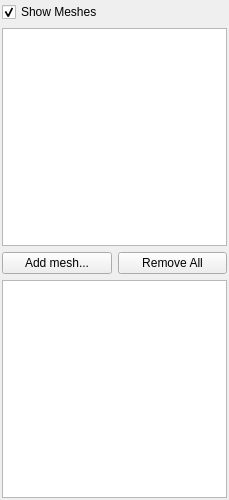
The window that DataView/MshTabWidgetBase.ui (ufz/ogs) describes before a commit, drawn with Qt 5.
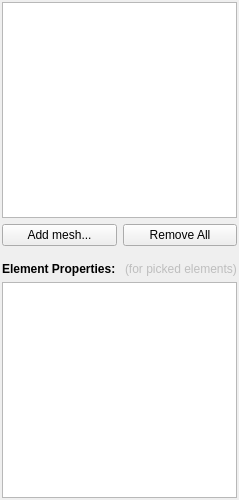
The same window after the commit. Custom widgets are drawn as their Qt base class.

Commit message: fixed a few bugs (element model, global super elevation, grid construction on vtkmesh conversion, etc.)

Patch:
```diff
--- a/DataView/MshTabWidgetBase.ui
+++ b/DataView/MshTabWidgetBase.ui
@@ -6,7 +6,7 @@
    <rect>
     <x>0</x>
     <y>0</y>
-    <width>229</width>
+    <width>227</width>
     <height>500</height>
    </rect>
   </property>
@@ -17,19 +17,6 @@
    <property name="margin">
     <number>2</number>
    </property>
-   <item>
-    <widget class="QCheckBox" name="showMeshesCheckBox">
-     <property name="toolTip">
-      <string>Shows / hides mesh objects in the graphics views</string>
-     </property>
-     <property name="text">
-      <string>Show Meshes</string>
-     </property>
-     <property name="checked">
-      <bool>true</bool>
-     </property>
-    </widget>
-   </item>
    <item>
     <widget class="DataView" name="treeView"/>
    </item>
@@ -51,6 +38,36 @@
      </item>
     </layout>
    </item>
+   <item>
+    <layout class="QHBoxLayout" name="horizontalLayout_2">
+     <property name="topMargin">
+      <number>10</number>
+     </property>
+     <item>
+      <widget class="QLabel" name="label">
+       <property name="font">
+        <font>
+         <weight>75</weight>
+         <bold>true</bold>
+        </font>
+       </property>
+       <property name="text">
+        <string>Element Properties: </string>
+       </property>
+      </widget>
+     </item>
+     <item>
+      <widget class="QLabel" name="label_2">
+       <property name="enabled">
+        <bool>false</bool>
+       </property>
+       <property name="text">
+        <string>(for picked elements)</string>
+       </property>
+      </widget>
+     </item>
+    </layout>
+   </item>
    <item>
     <widget class="DataView" name="elementView"/>
    </item>
```
The commit also changes 8 other files.
